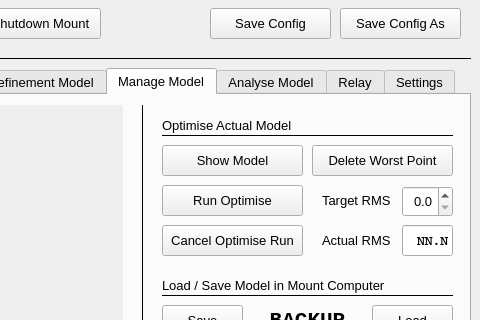
First picture: the form in mountwizzard/gui/wizzard_main_ui.ui, repository sayitfast/MountWizzard3, before the edit; both pictures show x 310 to 790 and y 82 to 402 of the 790 by 639 pixel window.
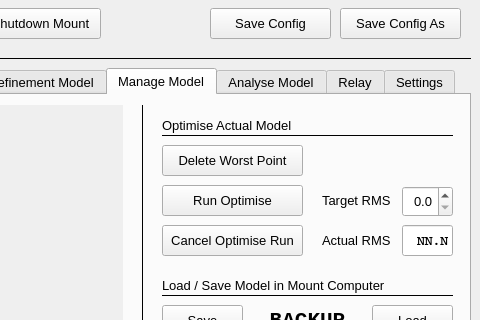
Second picture: the form after the edit. The open tabs and pages were chosen to show the change. Custom widgets are drawn as their Qt base class.

Patch:
```diff
--- a/mountwizzard/gui/wizzard_main_ui.ui
+++ b/mountwizzard/gui/wizzard_main_ui.ui
@@ -6028,22 +6028,6 @@
     <attribute name="title">
      <string>Manage Model</string>
     </attribute>
-    <widget class="QPushButton" name="btn_showActualModel">
-     <property name="geometry">
-      <rect>
-       <x>460</x>
-       <y>50</y>
-       <width>141</width>
-       <height>31</height>
-      </rect>
-     </property>
-     <property name="toolTip">
-      <string>Download actual model from mount</string>
-     </property>
-     <property name="text">
-      <string>Show Model</string>
-     </property>
-    </widget>
     <widget class="QLabel" name="label_37">
      <property name="geometry">
       <rect>
@@ -6183,7 +6167,7 @@
     <widget class="QPushButton" name="btn_deleteWorstPoint">
      <property name="geometry">
       <rect>
-       <x>610</x>
+       <x>460</x>
        <y>50</y>
        <width>141</width>
        <height>31</height>
```
Left out of the diff: 3 changed lines with no effect on the pictures.
